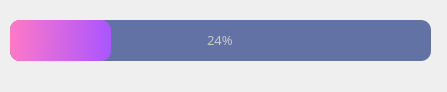
Above: source/activate.ui from HuaGouFdog/Fdog-Kit before the change. Below: the same form after it.
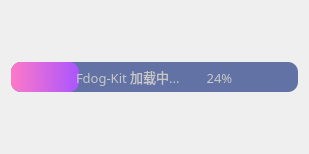
That is the form after the change.

The edit to the form file:
```diff
--- a/source/activate.ui
+++ b/source/activate.ui
@@ -6,8 +6,8 @@
    <rect>
     <x>0</x>
     <y>0</y>
-    <width>447</width>
-    <height>92</height>
+    <width>309</width>
+    <height>154</height>
    </rect>
   </property>
   <property name="windowTitle">
@@ -31,14 +31,20 @@
 background-color: qlineargradient(spread:pad, x1:0, y1:0.511364, x2:1, y2:0.523, stop:0 rgba(254, 121, 199, 255), stop:1 rgba(170, 85, 255, 255));
 }</string>
   </property>
+  <layout class="QVBoxLayout" name="verticalLayout">
+   <item>
   <widget class="QProgressBar" name="progressBar">
-   <property name="geometry">
-    <rect>
-     <x>10</x>
-     <y>20</y>
-     <width>421</width>
-     <height>41</height>
-    </rect>
+     <property name="minimumSize">
+      <size>
+       <width>0</width>
+       <height>30</height>
+      </size>
+     </property>
+     <property name="maximumSize">
+      <size>
+       <width>16777215</width>
+       <height>30</height>
+      </size>
    </property>
    <property name="font">
     <font>
@@ -49,7 +55,12 @@
    <property name="value">
     <number>24</number>
    </property>
-  </widget>
+     <property name="format">
+      <string>Fdog-Kit 加载中...        %p%</string>
+     </property>
+    </widget>
+   </item>
+  </layout>
  </widget>
  <resources/>
  <connections/>
```
Lines whose indentation alone changed are shown as unchanged.
